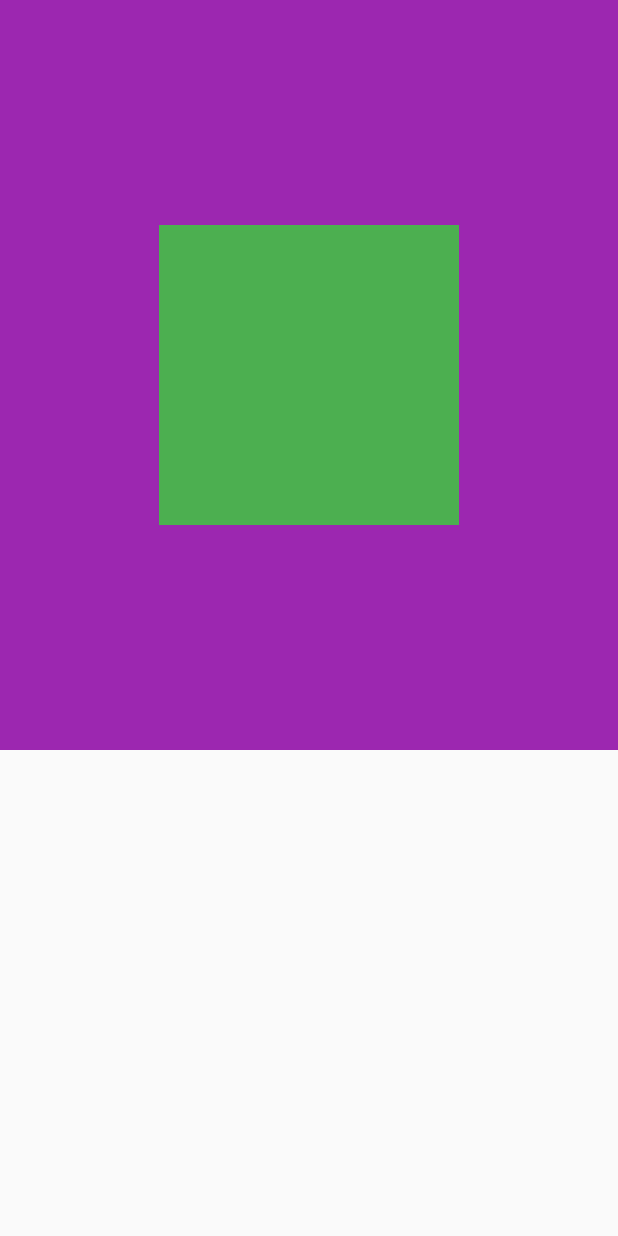
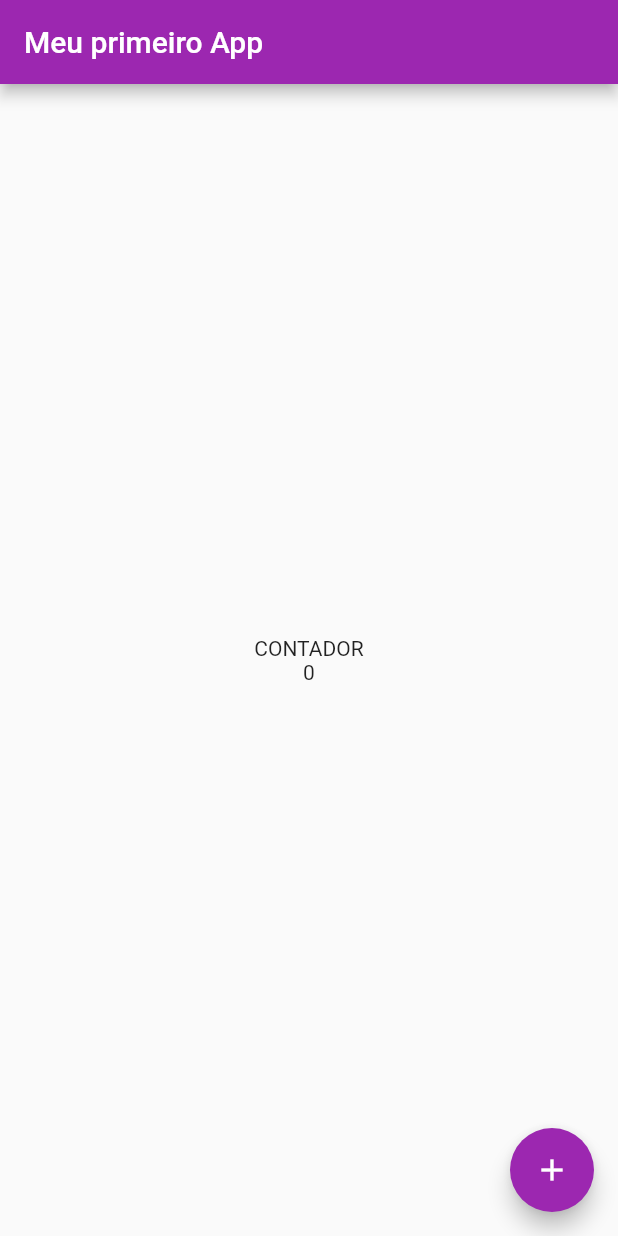
Before and after one commit to D-Sabino/Fluter-NLWTOGHETER, a Flutter app: the screen it shows after launch, on a phone screen of 412 x 824 dp. Run offline on Flutter 3.47's test engine with Material 2 defaults, Android fonts, the phone set to English and light mode, and no system bars.

Commit message:
Primeira aplicação Flutter
Primeira aplicação Flutter, desenvolvimento de um contador

```diff
--- a/counter_app/lib/main.dart
+++ b/counter_app/lib/main.dart
@@ -2,19 +2,39 @@ import 'package:flutter/material.dart';
 
 void main() {
   runApp(MaterialApp(
-    home: Scaffold(
-      body: Container(
-        width: 500,
-        height: 500,
-        color: Colors.purple,
-        child: Center(
-          child: Container(
-            height: 200,
-            width: 200,
-            color: Colors.green,
-          ),
-        ),
+      theme: ThemeData(primarySwatch: Colors.purple), home: HomePage()));
+}
+
+class HomePage extends StatefulWidget {
+  @override
+  State<HomePage> createState() => _HomePageState();
+}
+
+class _HomePageState extends State<HomePage> {
+  var count = 0;
+
+  void increment() {
+    count++;
+    setState(() {});
+  }
+
+  @override
+  Widget build(BuildContext context) {
+    return Scaffold(
+      appBar: AppBar(
+        title: Text("Meu primeiro App"),
       ),
-    ),
-  ));
+      body: Center(
+          child: Text(
+        "CONTADOR\n$count",
+        textAlign: TextAlign.center,
+      )),
+      floatingActionButton: FloatingActionButton(
+        child: Icon(Icons.add),
+        onPressed: () {
+          increment();
+        },
+      ),
+    );
+  }
 }
```
